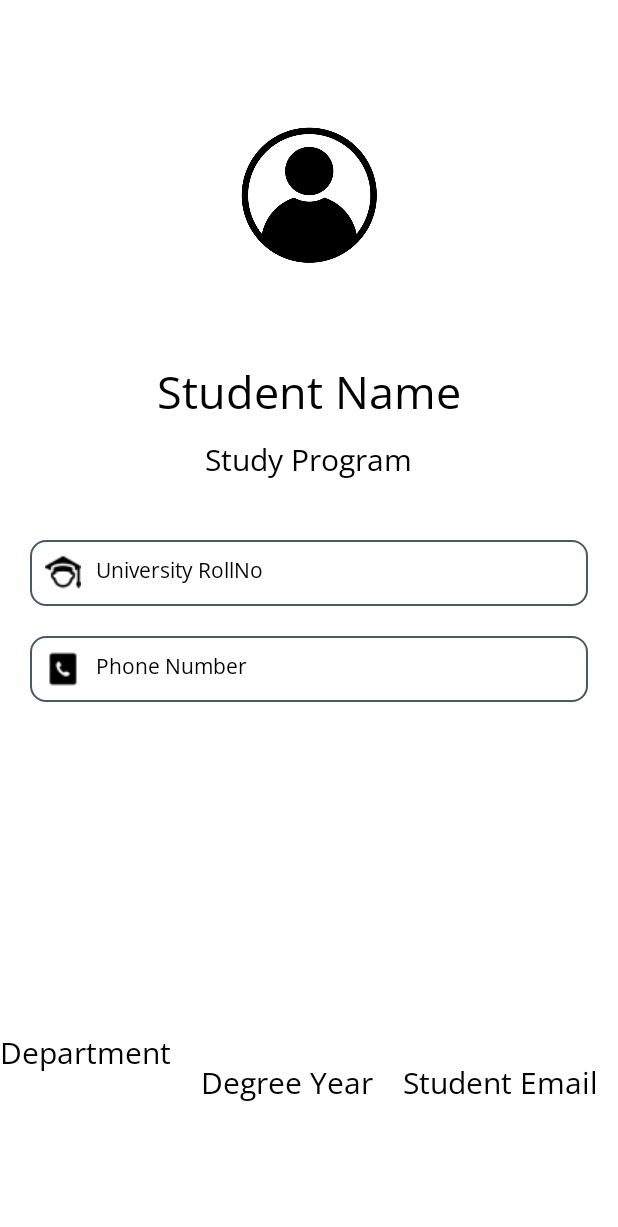
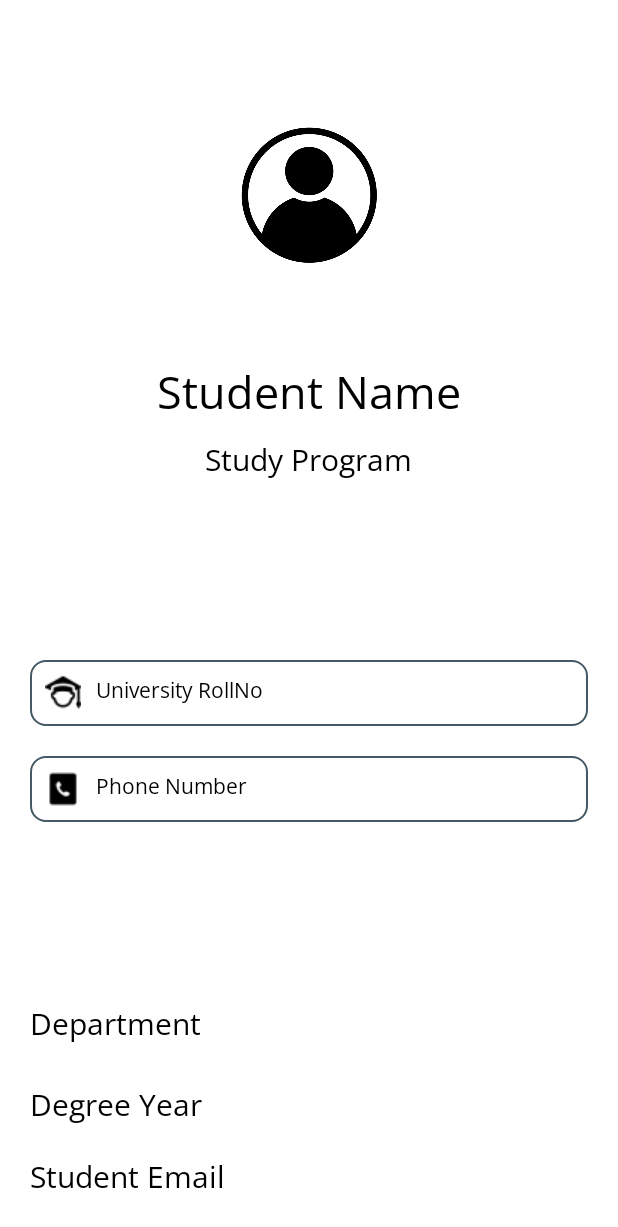
Before and after one commit to Being01Amit/CT_Students, an Android app: the fragment ProfileFragment shown on its own in the app's theme, on a phone screen of 412 x 824 dp. Shown: the top 1227 px of the screen. Run offline under Robolectric (Android 15) with nearby library versions, the light colour scheme and no system bars.

Commit message:
"Profile is done for now"

```diff
--- a/app/src/main/res/layout/fragment_profile.xml
+++ b/app/src/main/res/layout/fragment_profile.xml
@@ -47,7 +47,7 @@
         android:layout_height="wrap_content"
         android:layout_below="@+id/txtStudyProgram"
         android:layout_marginLeft="20dp"
-        android:layout_marginTop="40dp"
+        android:layout_marginTop="120dp"
         android:layout_marginRight="20dp"
         android:background="@drawable/custom_input"
         android:drawableStart="@drawable/ic_student"
@@ -80,25 +80,28 @@
         android:layout_alignBottom="@+id/txtPhoneNo"
         android:layout_marginBottom="-267dp">
 
+    </LinearLayout>
+
     <TextView
         android:id="@+id/txtDepartment"
         android:layout_width="wrap_content"
         android:layout_height="wrap_content"
         android:layout_below="@+id/txtPhoneNo"
+        android:layout_marginLeft="20dp"
+        android:layout_marginTop="120dp"
         android:fontFamily="@font/sans_font"
         android:text="@string/Department"
         android:textColor="@color/black"
-            android:textSize="20sp"
-
-            />
+        android:textSize="20sp" />
 
     <TextView
         android:id="@+id/txtDegreeYear"
         android:layout_width="wrap_content"
         android:layout_height="wrap_content"
         android:layout_below="@+id/txtDepartment"
+
         android:layout_marginLeft="20dp"
-            android:layout_marginTop="20dp"
+        android:layout_marginTop="26dp"
         android:fontFamily="@font/sans_font"
         android:text="@string/DegreeYear"
         android:textColor="@color/black"
@@ -118,6 +121,4 @@
         android:textColor="@color/black"
         android:textSize="20sp" />
 
-    </LinearLayout>
-
 </RelativeLayout>
```
Lines whose indentation alone changed are shown as unchanged.
